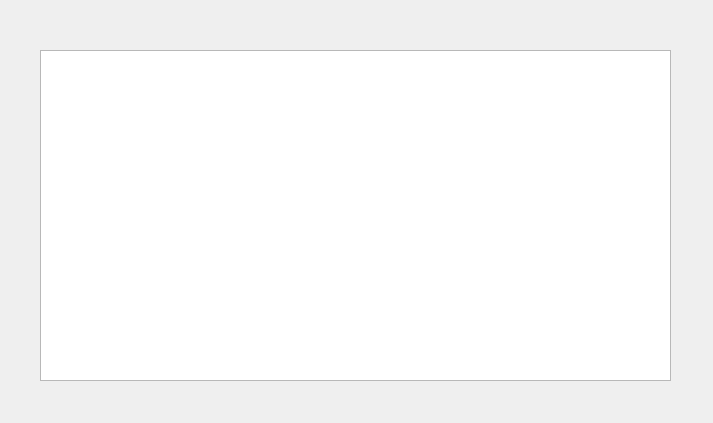
Old version of the form forms/translatewindow.ui in the repository psv-git/BDOLang.
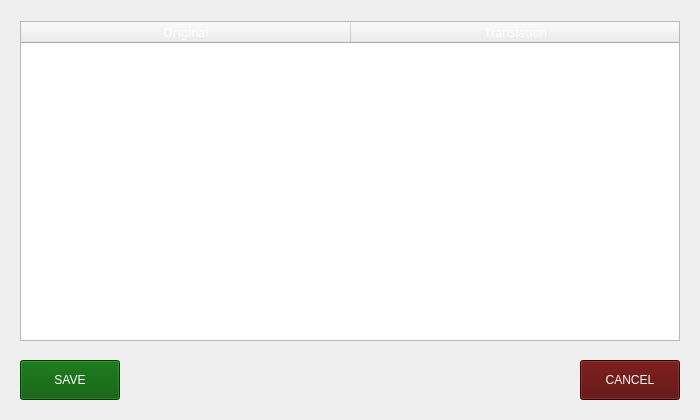
New version of the form. Custom widgets are drawn as their Qt base class.

Patch:
```diff
--- a/forms/translatewindow.ui
+++ b/forms/translatewindow.ui
@@ -6,36 +6,91 @@
    <rect>
     <x>0</x>
     <y>0</y>
-    <width>713</width>
-    <height>423</height>
+    <width>700</width>
+    <height>420</height>
    </rect>
   </property>
+  <property name="sizePolicy">
+   <sizepolicy hsizetype="Fixed" vsizetype="Fixed">
+    <horstretch>0</horstretch>
+    <verstretch>0</verstretch>
+   </sizepolicy>
+  </property>
   <property name="windowTitle">
    <string>Form</string>
   </property>
-  <widget class="QTableView" name="tableView">
+  <widget class="MyButton" name="saveButton">
    <property name="geometry">
     <rect>
-     <x>40</x>
-     <y>50</y>
-     <width>631</width>
-     <height>331</height>
+     <x>20</x>
+     <y>360</y>
+     <width>100</width>
+     <height>40</height>
     </rect>
    </property>
-   <property name="inputMethodHints">
-    <set>Qt::ImhMultiLine</set>
+   <property name="sizePolicy">
+    <sizepolicy hsizetype="Fixed" vsizetype="Fixed">
+     <horstretch>0</horstretch>
+     <verstretch>0</verstretch>
+    </sizepolicy>
    </property>
-   <property name="frameShape">
-    <enum>QFrame::StyledPanel</enum>
+   <property name="focusPolicy">
+    <enum>Qt::TabFocus</enum>
    </property>
-   <property name="frameShadow">
-    <enum>QFrame::Plain</enum>
+   <property name="styleSheet">
+    <string notr="true">color: rgb(255, 255, 255);
+font: 12pt &quot;Arial Black&quot;;
+background-color: rgb(0, 85, 0);</string>
    </property>
-   <property name="lineWidth">
-    <number>100</number>
+   <property name="text">
+    <string>SAVE</string>
    </property>
-   <property name="midLineWidth">
-    <number>90</number>
+  </widget>
+  <widget class="MyButton" name="cancelButton">
+   <property name="geometry">
+    <rect>
+     <x>580</x>
+     <y>360</y>
+     <width>100</width>
+     <height>40</height>
+    </rect>
+   </property>
+   <property name="sizePolicy">
+    <sizepolicy hsizetype="Fixed" vsizetype="Fixed">
+     <horstretch>0</horstretch>
+     <verstretch>0</verstretch>
+    </sizepolicy>
+   </property>
+   <property name="focusPolicy">
+    <enum>Qt::TabFocus</enum>
+   </property>
+   <property name="styleSheet">
+    <string notr="true">font: 12pt &quot;Arial Black&quot;;
+color: rgb(255, 255, 255);
+background-color: rgb(85, 0, 0);</string>
+   </property>
+   <property name="text">
+    <string>CANCEL</string>
+   </property>
+  </widget>
+  <widget class="QTableWidget" name="tableWidget">
+   <property name="geometry">
+    <rect>
+     <x>20</x>
+     <y>21</y>
+     <width>660</width>
+     <height>320</height>
+    </rect>
+   </property>
+   <property name="sizePolicy">
+    <sizepolicy hsizetype="Fixed" vsizetype="Fixed">
+     <horstretch>0</horstretch>
+     <verstretch>0</verstretch>
+    </sizepolicy>
+   </property>
+   <property name="styleSheet">
+    <string notr="true">font: 12pt &quot;Arial Black&quot;;
+color: rgb(255, 255, 255);</string>
    </property>
    <property name="horizontalScrollBarPolicy">
     <enum>Qt::ScrollBarAlwaysOff</enum>
@@ -46,20 +101,70 @@
    <property name="showDropIndicator" stdset="0">
     <bool>true</bool>
    </property>
-   <attribute name="horizontalHeaderCascadingSectionResizes">
-    <bool>true</bool>
+   <property name="dragDropOverwriteMode">
+    <bool>false</bool>
+   </property>
+   <property name="cornerButtonEnabled">
+    <bool>false</bool>
+   </property>
+   <attribute name="horizontalHeaderDefaultSectionSize">
+    <number>330</number>
+   </attribute>
+   <attribute name="horizontalHeaderHighlightSections">
+    <bool>false</bool>
+   </attribute>
+   <attribute name="horizontalHeaderMinimumSectionSize">
+    <number>30</number>
    </attribute>
    <attribute name="horizontalHeaderShowSortIndicator" stdset="0">
+    <bool>false</bool>
+   </attribute>
+   <attribute name="horizontalHeaderStretchLastSection">
     <bool>true</bool>
    </attribute>
    <attribute name="verticalHeaderVisible">
     <bool>false</bool>
    </attribute>
+   <attribute name="verticalHeaderDefaultSectionSize">
+    <number>0</number>
+   </attribute>
+   <attribute name="verticalHeaderHighlightSections">
+    <bool>false</bool>
+   </attribute>
+   <attribute name="verticalHeaderMinimumSectionSize">
+    <number>30</number>
+   </attribute>
+   <column>
+    <property name="text">
+     <string>Original</string>
+    </property>
+    <property name="font">
+     <font>
+      <family>Arial Black</family>
+      <weight>50</weight>
+      <bold>false</bold>
+     </font>
+    </property>
+   </column>
+   <column>
+    <property name="text">
+     <string>Translation</string>
+    </property>
+    <property name="font">
+     <font>
+      <family>Arial Black</family>
+     </font>
+    </property>
+   </column>
   </widget>
  </widget>
- <tabstops>
-  <tabstop>tableView</tabstop>
- </tabstops>
+ <customwidgets>
+  <customwidget>
+   <class>MyButton</class>
+   <extends>QPushButton</extends>
+   <header>mybutton.hpp</header>
+  </customwidget>
+ </customwidgets>
  <resources/>
  <connections/>
 </ui>
```
Left out of the diff: 5 changed lines with no effect on the pictures.
